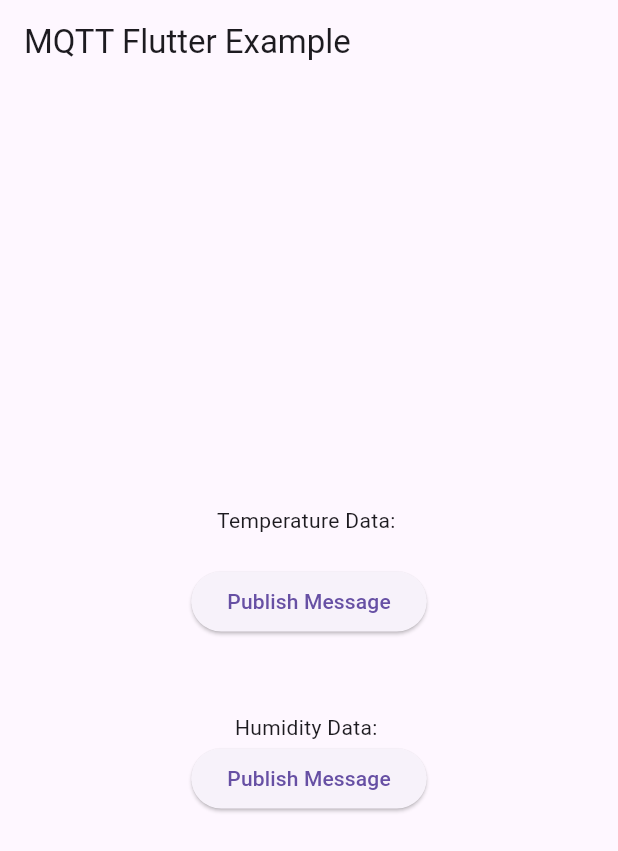
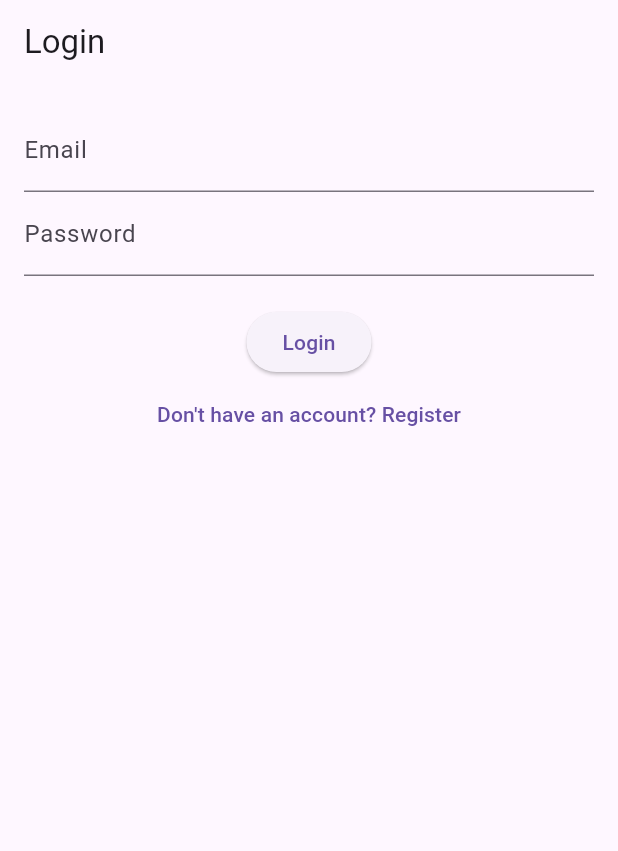
Before and after one commit to MufrihM/flutterMonitoringApp, a Flutter app: the screen it shows after launch, on a phone screen of 412 x 824 dp. Shown: the top 851 px of the screen. Run offline on Flutter 3.47's test engine with Material 3 defaults, Android fonts, the phone set to English and light mode, and no system bars; our stand-ins replace shared_preferences; missing offline and left inert: mqtt_client.

```diff
--- a/lib/main.dart
+++ b/lib/main.dart
@@ -2,6 +2,9 @@ import 'package:flutter/material.dart';
 import 'mqtt/mqtt_service.dart';
 import 'services/api_service.dart';
 import 'pages/home.dart';
+import 'pages/login.dart';
+import 'components/loadingScreen.dart';
+import 'package:shared_preferences/shared_preferences.dart';
 
 void main() {
   runApp(const MyApp());
@@ -50,10 +53,13 @@ class _MyAppState extends State<MyApp> {
   @override
   Widget build(BuildContext context) {
     return MaterialApp(
-      home: HomeScreen(
-        tempMessage: tempMessage,
-        humidMessage: humidMessage,
-      )
+      debugShowCheckedModeBanner: false,
+      initialRoute: '/',
+      routes: {
+        '/': (context) => LoadingScreen(),
+        '/login': (context) => LoginScreen(),
+        '/home': (context) => HomeScreen(tempMessage: tempMessage, humidMessage: humidMessage)
+      },
     );
   }
 }
--- /dev/null
+++ b/lib/pages/login.dart
@@ -0,0 +1,59 @@
+import 'package:flutter/material.dart';
+import 'package:shared_preferences/shared_preferences.dart';
+import '../services/auth_service.dart';
+
+class LoginScreen extends StatelessWidget {
+  final TextEditingController emailController = TextEditingController();
+  final TextEditingController passwordController = TextEditingController();
+
+  Future<void> _login(BuildContext context) async {
+    final email = emailController.text;
+    final password = passwordController.text;
+
+    final api = AuthService();
+    final response = await api.login(email, password);
+
+    if (response['success']) {
+      final prefs = await SharedPreferences.getInstance();
+      await prefs.setString('jwt_token', response['token']);
+      Navigator.pushReplacementNamed(context, '/home');
+    } else {
+      showDialog(
+        context: context,
+        builder: (context) => AlertDialog(
+          title: Text('Login Failed'),
+          content: Text(response['message']),
+          actions: [
+            TextButton(onPressed: () => Navigator.pop(context), child: Text('OK')),
+          ],
+        ),
+      );
+    }
+  }
+
+  @override
+  Widget build(BuildContext context) {
+    return Scaffold(
+      appBar: AppBar(title: Text('Login')),
+      body: Padding(
+        padding: const EdgeInsets.all(16.0),
+        child: Column(
+          children: [
+            TextField(controller: emailController, decoration: InputDecoration(labelText: 'Email')),
+            TextField(
+              controller: passwordController,
+              decoration: InputDecoration(labelText: 'Password'),
+              obscureText: true,
+            ),
+            SizedBox(height: 20),
+            ElevatedButton(onPressed: () => _login(context), child: Text('Login')),
+            TextButton(
+              onPressed: () => Navigator.pushNamed(context, '/register'),
+              child: Text('Don\'t have an account? Register'),
+            ),
+          ],
+        ),
+      ),
+    );
+  }
+}
--- /dev/null
+++ b/lib/pages/register.dart
@@ -0,0 +1,52 @@
+import 'package:flutter/material.dart';
+import '../services/auth_service.dart';
+
+class RegisterScreen extends StatelessWidget {
+  final TextEditingController emailController = TextEditingController();
+  final TextEditingController passwordController = TextEditingController();
+
+  Future<void> _register(BuildContext context) async {
+    final email = emailController.text;
+    final password = passwordController.text;
+
+    final auth = AuthService();
+    final success = await auth.register(email, password);
+
+    if (success) {
+      Navigator.pop(context); // Kembali ke halaman login
+    } else {
+      showDialog(
+        context: context,
+        builder: (context) => AlertDialog(
+          title: Text('Registration Failed'),
+          content: Text('An error occurred during registration.'),
+          actions: [
+            TextButton(onPressed: () => Navigator.pop(context), child: Text('OK')),
+          ],
+        ),
+      );
+    }
+  }
+
+  @override
+  Widget build(BuildContext context) {
+    return Scaffold(
+      appBar: AppBar(title: Text('Register')),
+      body: Padding(
+        padding: const EdgeInsets.all(16.0),
+        child: Column(
+          children: [
+            TextField(controller: emailController, decoration: InputDecoration(labelText: 'Email')),
+            TextField(
+              controller: passwordController,
+              decoration: InputDecoration(labelText: 'Password'),
+              obscureText: true,
+            ),
+            SizedBox(height: 20),
+            ElevatedButton(onPressed: () => _register(context), child: Text('Register')),
+          ],
+        ),
+      ),
+    );
+  }
+}
--- a/lib/services/auth_service.dart
+++ b/lib/services/auth_service.dart
@@ -21,6 +21,12 @@ class AuthService{
   }
 
   //   Fungsi Registrasi
-  // Future<Map<String, dynamic>> register
-
+  Future<bool> register(String email, String password) async {
+    final response = await http.post(
+      Uri.parse('$baseUrl/register'),
+      body: jsonEncode({'email': email, 'password': password}),
+      headers: {'Content-Type': 'application/json'},
+    );
+    return response.statusCode == 201;
+  }
 }
--- a/pubspec.yaml
+++ b/pubspec.yaml
@@ -12,6 +12,7 @@ dependencies:
     sdk: flutter
   http: ^1.2.0
   mqtt_client: ^10.3.0
+  shared_preferences: ^2.2.3
 
 dev_dependencies:
   flutter_test:
```
Also changed, not shown: lib/components/loadingScreen.dart (added, +25 -0 lines), pubspec.lock, 1 other file.
